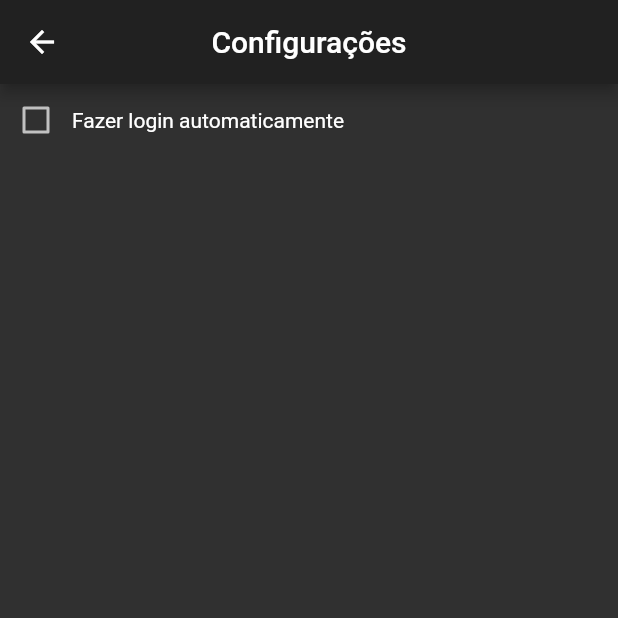
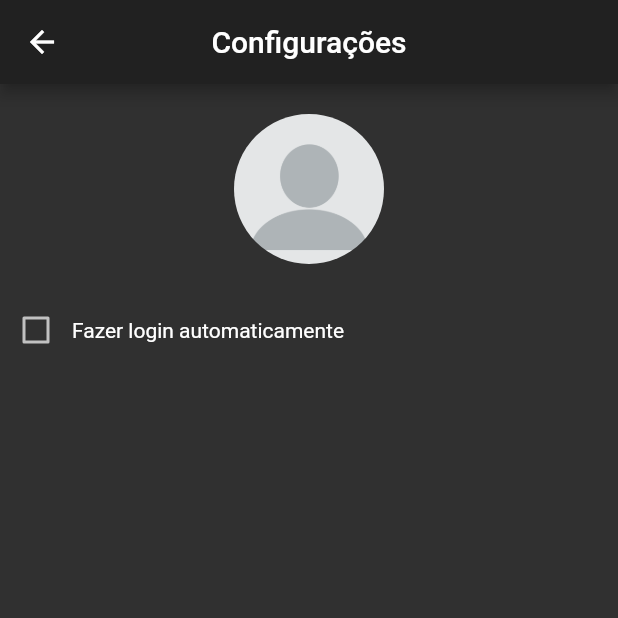
Before and after one commit to 3daysapp/meucaixa-flutter, a Flutter app: the ConfigurationScreen screen opened directly, on a phone screen of 412 x 824 dp, the top half of it. Run offline on Flutter 3.47's test engine with Material 2 defaults, Android fonts, the phone set to English and light mode, and no system bars; our stand-ins replace cloud_firestore, email_validator, firebase_analytics, firebase_auth, firebase_core, firebase_crashlytics and 4 more; accounts and stored records are empty.

```diff
--- a/lib/screens/configuration_screen.dart
+++ b/lib/screens/configuration_screen.dart
@@ -1,5 +1,16 @@
+import 'dart:async';
+
+import 'package:firebase_auth/firebase_auth.dart';
 import 'package:flutter/material.dart';
+import 'package:image_picker/image_picker.dart';
+import 'package:meu_caixa_flutter/components/display_alert.dart';
+import 'package:meu_caixa_flutter/components/pick_image_dialog.dart';
 import 'package:shared_preferences/shared_preferences.dart';
+
+///
+///
+///
+enum ConfigurationStatus { loading, loaded, sending }
 
 ///
 ///
@@ -20,6 +31,12 @@ class _ConfigurationScreenState extends State<ConfigurationScreen> {
   /// TODO implementar a alteracao da imagem do usuario
   ///
   bool automaticLogin = false;
+  final FirebaseAuth _auth = FirebaseAuth.instance;
+  final ImagePicker imagePicker = ImagePicker();
+  final StreamController<ConfigurationStatus> _controller =
+      StreamController<ConfigurationStatus>();
+  final StreamController<bool> _automaticLoginController =
+      StreamController<bool>();
 
   ///
   ///
@@ -27,18 +44,7 @@ class _ConfigurationScreenState extends State<ConfigurationScreen> {
   @override
   void initState() {
     super.initState();
-    _loadPreferences();
-  }
-
-  ///
-  ///
-  ///
-  void _loadPreferences() async {
-    SharedPreferences prefs = await SharedPreferences.getInstance();
-    if (prefs.containsKey('automaticLogin')) {
-      bool autoLogin = await prefs.getBool('automaticLogin');
-      setState(() => automaticLogin = autoLogin);
-    }
+    _controller.add(ConfigurationStatus.sending);
   }
 
   ///
@@ -51,23 +57,92 @@ class _ConfigurationScreenState extends State<ConfigurationScreen> {
         title: Text('Configurações'),
         centerTitle: true,
       ),
-      body: Container(
+      body: FutureBuilder<SharedPreferences>(
+        future: SharedPreferences.getInstance(),
+        builder:
+            (BuildContext context, AsyncSnapshot<SharedPreferences> snapshot) {
+          if (snapshot.hasData) {
+            print('Carregando preferencias');
+            SharedPreferences prefs = snapshot.data;
+            if (prefs.containsKey('automaticLogin')) {
+              _automaticLoginController.add(prefs.getBool('automaticLogin'));
+            }
+            print('Login automatico ${prefs.getBool('automaticLogin')}');
+          }
+          _controller.add(ConfigurationStatus.loaded);
+          return StreamBuilder<ConfigurationStatus>(
+            stream: _controller.stream,
+            builder: (BuildContext context,
+                AsyncSnapshot<ConfigurationStatus> snpShot) {
+              switch (snpShot.data) {
+                case ConfigurationStatus.loading:
+                  return Center(
+                    child: Column(
+                      mainAxisSize: MainAxisSize.min,
+                      children: <Widget>[
+                        CircularProgressIndicator(),
+                        Padding(
+                          padding: const EdgeInsets.all(16.0),
+                          child: Text('Carregando configurações...'),
+                        ),
+                      ],
+                    ),
+                  );
+                case ConfigurationStatus.loaded:
+                  return Container(
                     child: Column(
                       children: <Widget>[
-            Row(
+                        Center(
+                          child: GestureDetector(
+                            onTap: () {
+                              PickImageDialog.show(
+                                context: context,
+                                message: 'Selecione a origem da imagem',
+                                cameraClicked: _getImageFromCamera,
+                                galleryClicked: _getImageFromGallery,
+                              );
+                            },
+                            child: Container(
+                              padding: EdgeInsets.symmetric(vertical: 20),
+                              child: CircleAvatar(
+                                radius: 50,
+                                backgroundColor: Colors.transparent,
+                                backgroundImage: _auth.currentUser.photoURL !=
+                                        null
+                                    ? NetworkImage(_auth.currentUser.photoURL)
+                                    : AssetImage('images/no-user.png'),
+                              ),
+                            ),
+                          ),
+                        ),
+                        StreamBuilder<bool>(
+                          stream: _automaticLoginController.stream,
+                          builder: (BuildContext context,
+                              AsyncSnapshot<bool> automaticLoginSnapshot) {
+                            return Row(
                               children: <Widget>[
                                 Checkbox(
-                  value: automaticLogin,
+                                  value: automaticLoginSnapshot.data ?? false,
                                   onChanged: (bool value) {
-                    setState(() => automaticLogin = value);
+                                    automaticLogin = value;
+                                    _automaticLoginController.add(value);
                                     _savePreferences();
                                   },
                                 ),
                                 Text('Fazer login automaticamente')
                               ],
-            ),
+                            );
+                          },
+                        )
                       ],
                     ),
+                  );
+                case ConfigurationStatus.sending:
+              }
+              return Container();
+            },
+          );
+        },
       ),
     );
   }
@@ -75,8 +150,43 @@ class _ConfigurationScreenState extends State<ConfigurationScreen> {
   ///
   ///
   ///
+  PickImageDialog _pickImage(BuildContext context) {
+    return PickImageDialog();
+  }
+
+  ///
+  ///
+  ///
+  Future<PickedFile> _getImageFromCamera() async {
+    return await imagePicker.getImage(source: ImageSource.camera);
+  }
+
+  ///
+  ///
+  ///
+  Future<PickedFile> _getImageFromGallery() async {
+    return await imagePicker.getImage(source: ImageSource.gallery);
+  }
+
+  ///
+  ///
+  ///
   void _savePreferences() async {
+    print('Salvando preferencias');
     SharedPreferences prefs = await SharedPreferences.getInstance();
     await prefs.setBool('automaticLogin', automaticLogin);
+    _automaticLoginController.add(automaticLogin);
+  }
+
+  ///
+  ///
+  ///
+  @override
+  void dispose() {
+    _controller.close();
+    _automaticLoginController.close();
+    super.dispose();
   }
 }
+//
+//
--- a/pubspec.yaml
+++ b/pubspec.yaml
@@ -31,6 +31,8 @@ dependencies:
   package_info: 0.4.3+2
   # https://pub.dev/packages/email_validator
   email_validator: 1.0.6
+  # https://pub.dev/packages/image_picker/install
+  image_picker: 0.6.7+12
 
 dev_dependencies:
   flutter_test:
```
Also changed, not shown: lib/components/pick_image_dialog.dart (added, +53 -0 lines), pubspec.lock. Lines whose indentation alone changed are shown as unchanged.
